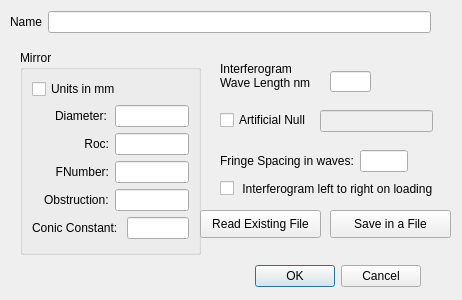
githubdoe/DFTFringe, file mirrordlg.ui: the form before one commit.
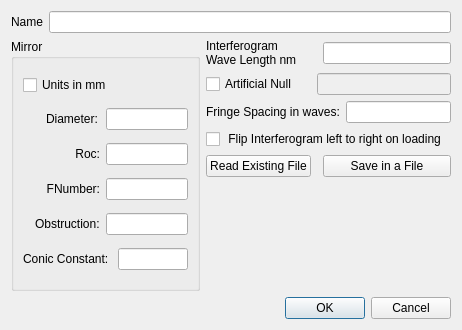
The form after the commit.

Commit message: Version 1.7 added 4 panel zoom for outlines.  Added cc check to average. Added cc and null to report and metrics.  Bug fix for reading OF non- square wavefronts.

```diff
--- a/mirrordlg.ui
+++ b/mirrordlg.ui
@@ -7,37 +7,29 @@
     <x>0</x>
     <y>0</y>
     <width>462</width>
-    <height>300</height>
+    <height>330</height>
    </rect>
   </property>
   <property name="windowTitle">
    <string>Dialog</string>
   </property>
-  <widget class="QDialogButtonBox" name="buttonBox">
-   <property name="geometry">
-    <rect>
-     <x>80</x>
-     <y>260</y>
-     <width>341</width>
-     <height>32</height>
-    </rect>
-   </property>
-   <property name="orientation">
-    <enum>Qt::Horizontal</enum>
-   </property>
-   <property name="standardButtons">
-    <set>QDialogButtonBox::Cancel|QDialogButtonBox::Ok</set>
-   </property>
-  </widget>
+  <layout class="QGridLayout" name="gridLayout_2">
+   <item row="0" column="0" colspan="4">
+    <layout class="QHBoxLayout" name="horizontalLayout">
+     <item>
+      <widget class="QLabel" name="label">
+       <property name="text">
+        <string>Name</string>
+       </property>
+      </widget>
+     </item>
+     <item>
+      <widget class="QLineEdit" name="name"/>
+     </item>
+    </layout>
+   </item>
+   <item row="1" column="0" rowspan="6">
   <widget class="QGroupBox" name="groupBox">
-   <property name="geometry">
-    <rect>
-     <x>20</x>
-     <y>50</y>
-     <width>181</width>
-     <height>205</height>
-    </rect>
-   </property>
    <property name="title">
     <string>Mirror </string>
    </property>
@@ -107,126 +99,64 @@
     </item>
    </layout>
   </widget>
+   </item>
+   <item row="1" column="1">
   <widget class="QLabel" name="label_7">
-   <property name="geometry">
-    <rect>
-     <x>220</x>
-     <y>60</y>
-     <width>101</width>
-     <height>31</height>
-    </rect>
-   </property>
    <property name="text">
     <string>Interferogram
 Wave Length nm</string>
    </property>
   </widget>
-  <widget class="QLineEdit" name="lambda">
-   <property name="geometry">
-    <rect>
-     <x>330</x>
-     <y>71</y>
-     <width>41</width>
-     <height>21</height>
-    </rect>
-   </property>
-  </widget>
+   </item>
+   <item row="1" column="3">
+    <widget class="QLineEdit" name="lambda"/>
+   </item>
+   <item row="2" column="1">
   <widget class="QCheckBox" name="nullCB">
-   <property name="geometry">
-    <rect>
-     <x>220</x>
-     <y>110</y>
-     <width>101</width>
-     <height>20</height>
-    </rect>
-   </property>
    <property name="text">
     <string>Artificial Null</string>
    </property>
   </widget>
+   </item>
+   <item row="2" column="2" colspan="2">
   <widget class="QLineEdit" name="z8">
    <property name="enabled">
     <bool>false</bool>
    </property>
-   <property name="geometry">
-    <rect>
-     <x>320</x>
-     <y>110</y>
-     <width>113</width>
-     <height>22</height>
-    </rect>
-   </property>
-  </widget>
+    </widget>
+   </item>
+   <item row="4" column="1" colspan="3">
+    <widget class="QCheckBox" name="flipH">
+     <property name="text">
+      <string> Flip Interferogram left to right on loading </string>
+     </property>
+    </widget>
+   </item>
+   <item row="5" column="1">
   <widget class="QPushButton" name="ReadBtn">
-   <property name="geometry">
-    <rect>
-     <x>200</x>
-     <y>210</y>
-     <width>121</width>
-     <height>28</height>
-    </rect>
-   </property>
    <property name="text">
     <string>Read Existing File</string>
    </property>
   </widget>
+   </item>
+   <item row="5" column="3">
   <widget class="QPushButton" name="saveBtn">
-   <property name="geometry">
-    <rect>
-     <x>330</x>
-     <y>210</y>
-     <width>121</width>
-     <height>28</height>
-    </rect>
-   </property>
    <property name="text">
     <string>Save in a File</string>
    </property>
   </widget>
-  <widget class="QWidget" name="layoutWidget">
-   <property name="geometry">
-    <rect>
-     <x>10</x>
-     <y>10</y>
-     <width>421</width>
-     <height>24</height>
-    </rect>
-   </property>
-   <layout class="QHBoxLayout" name="horizontalLayout">
-    <item>
-     <widget class="QLabel" name="label">
-      <property name="text">
-       <string>Name</string>
-      </property>
-     </widget>
-    </item>
-    <item>
-     <widget class="QLineEdit" name="name"/>
-    </item>
-   </layout>
-  </widget>
-  <widget class="QCheckBox" name="flipH">
-   <property name="geometry">
-    <rect>
-     <x>220</x>
-     <y>180</y>
-     <width>221</width>
-     <height>17</height>
-    </rect>
-   </property>
-   <property name="text">
-    <string> Interferogram left to right on loading </string>
-   </property>
-  </widget>
-  <widget class="QWidget" name="">
-   <property name="geometry">
-    <rect>
-     <x>220</x>
-     <y>150</y>
-     <width>188</width>
-     <height>22</height>
-    </rect>
-   </property>
+   </item>
+   <item row="7" column="0" colspan="4">
+    <widget class="QDialogButtonBox" name="buttonBox">
+     <property name="orientation">
+      <enum>Qt::Horizontal</enum>
+     </property>
+     <property name="standardButtons">
+      <set>QDialogButtonBox::Cancel|QDialogButtonBox::Ok</set>
+     </property>
+    </widget>
+   </item>
+   <item row="3" column="1" colspan="3">
    <layout class="QHBoxLayout" name="horizontalLayout_2">
     <item>
      <widget class="QLabel" name="label_8">
@@ -239,7 +169,8 @@
      <widget class="QLineEdit" name="fringeSpacingEdit"/>
     </item>
    </layout>
-  </widget>
+   </item>
+  </layout>
  </widget>
  <resources/>
  <connections>
```
Lines whose indentation alone changed are shown as unchanged. The commit also changes 21 other files.
